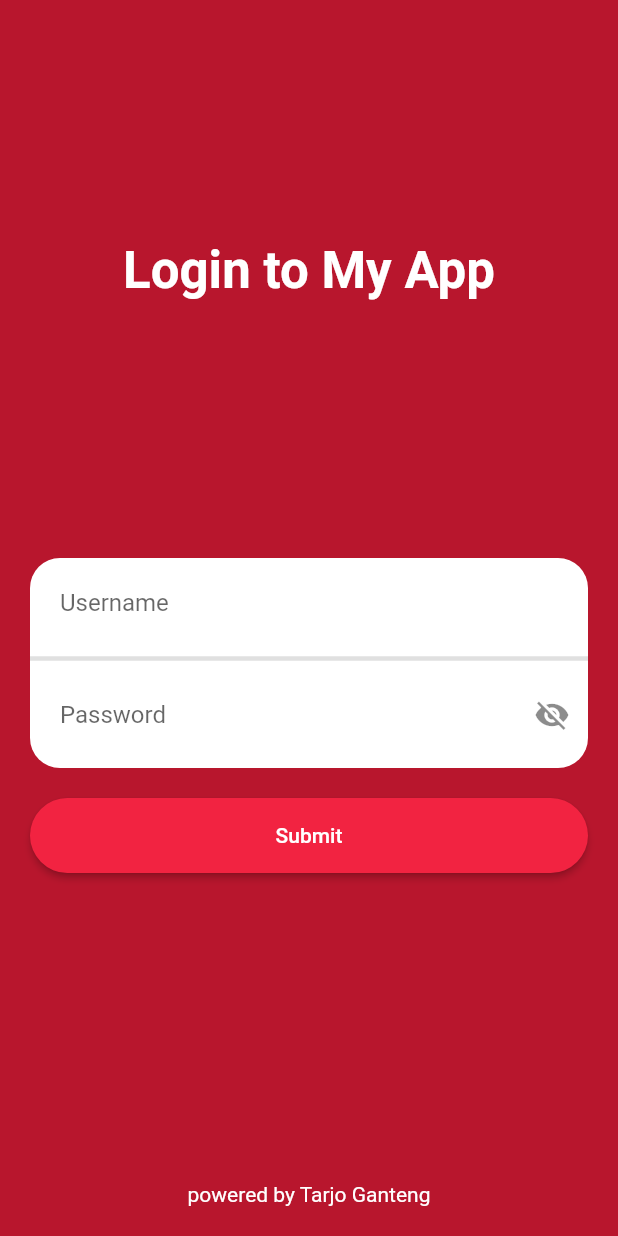
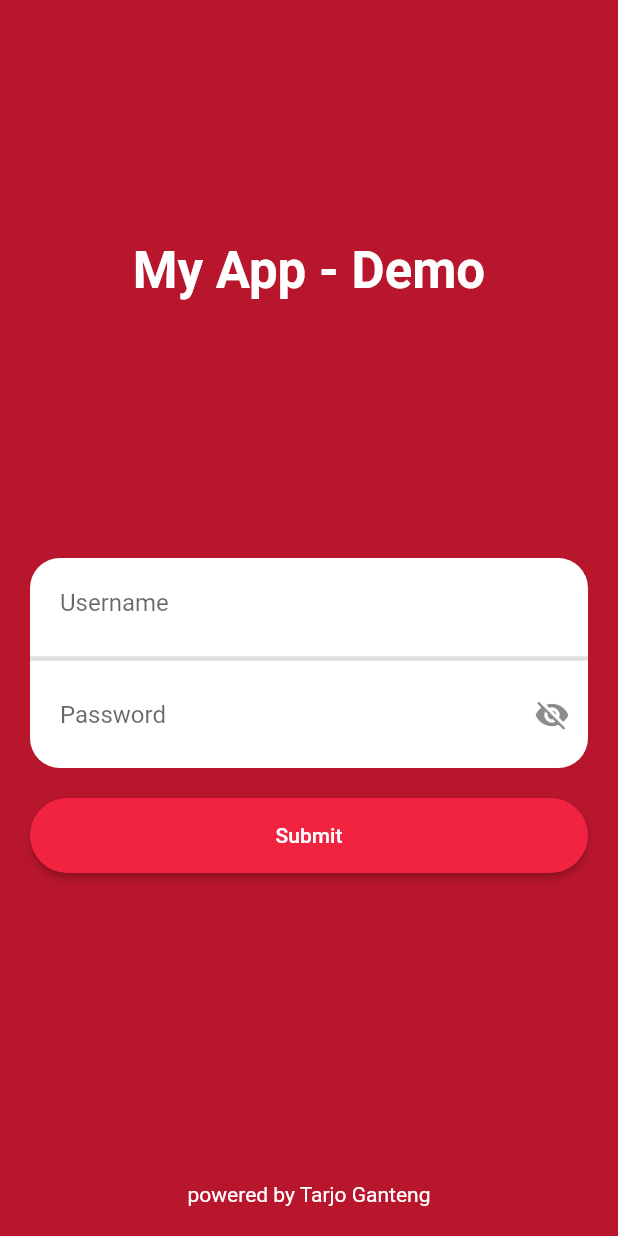
Before and after one commit to fajarpradhana/flutter-demo, a Flutter app: the screen it shows after launch, on a phone screen of 412 x 824 dp. Run offline on Flutter 3.47's test engine with Material 2 defaults, Android fonts, the phone set to English and light mode, and no system bars; our stand-ins replace convex_bottom_bar; Roboto replaces fonts that are missing (SanFrancisco).

Commit message:
Update Login screen title

```diff
--- a/lib/screens/login_screen.dart
+++ b/lib/screens/login_screen.dart
@@ -43,7 +43,7 @@ class _LoginScreenState extends State<LoginScreen> {
                 width: 400,
                 alignment: Alignment.center,
                 child: const Text(
-                  "Login to My App",
+                  "My App - Demo",
                   style: TextStyle(
                     color: Colors.white,
                     fontSize: 34,
@@ -139,7 +139,8 @@ class _LoginScreenState extends State<LoginScreen> {
               padding: const EdgeInsets.only(top: 20),
               child: RaisedButton(
                   color: _btnColor,
-                  child: const Text("Submit", style: TextStyle(color: Colors.white)),
+                  child: const Text("Submit",
+                      style: TextStyle(color: Colors.white)),
                   shape: RoundedRectangleBorder(
                       borderRadius: BorderRadius.circular(30)),
                   onPressed: () {
@@ -150,8 +151,9 @@ class _LoginScreenState extends State<LoginScreen> {
                           passwordController.text == fetchCredentials()[1]) {
                         Navigator.pushAndRemoveUntil(
                           context,
-                          MaterialPageRoute(builder: (context) => const MenuNavigation()),
-                              (Route<dynamic> route) => false,
+                          MaterialPageRoute(
+                              builder: (context) => const MenuNavigation()),
+                          (Route<dynamic> route) => false,
                         );
                       } else {
                         setState(() {
```
